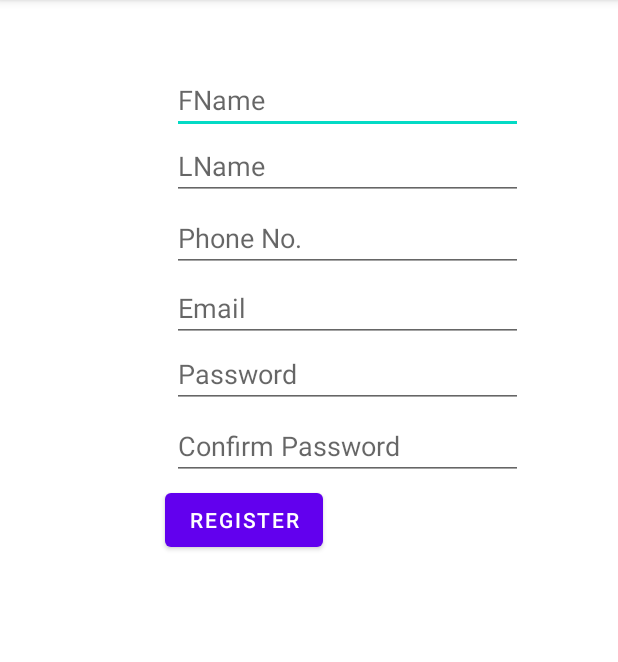
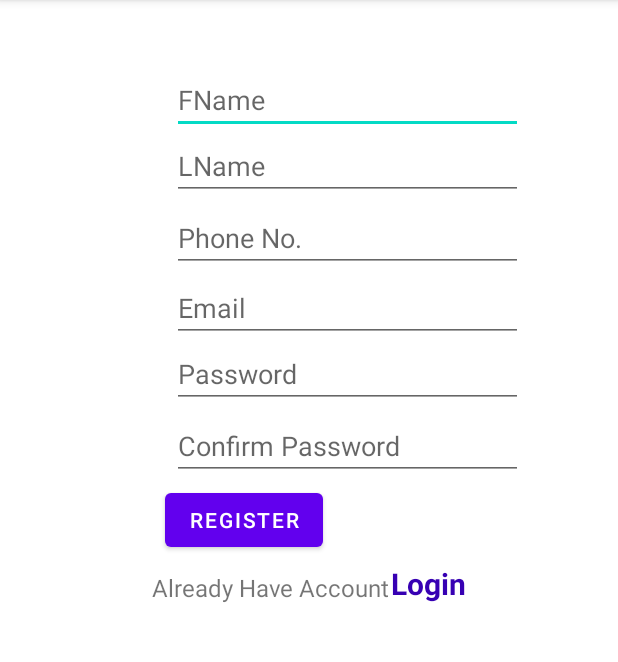
Before and after one commit to saad6742988/Eventtra, an Android app: the screen it shows after launch (Registration), on a phone screen of 412 x 824 dp, the part 84-746 px from its top. Run offline under Robolectric (Android 15) with nearby library versions, the phone set to English and light mode, and no system bars; our stand-ins replace Firebase (no records; nobody signed in at launch, a user with empty details on screens opened directly).

Commit message:
Registration Full

```diff
--- a/app/src/main/AndroidManifest.xml
+++ b/app/src/main/AndroidManifest.xml
@@ -14,14 +14,14 @@
         tools:targetApi="31">
         <activity
             android:name=".Login"
-            android:exported="false">
+            android:exported="false" android:launchMode="singleTask">
             <meta-data
                 android:name="android.app.lib_name"
                 android:value="" />
         </activity>
         <activity
             android:name=".Registration"
-            android:exported="false">
+            android:exported="false" android:launchMode="singleTask">
             <meta-data
                 android:name="android.app.lib_name"
                 android:value="" />
--- a/app/src/main/res/layout/activity_registration.xml
+++ b/app/src/main/res/layout/activity_registration.xml
@@ -108,6 +108,34 @@
         app:layout_constraintTop_toTopOf="parent"
         app:layout_constraintVertical_bias="0.448"
         android:onClick="registeration"/>
+    <TextView
+        android:id="@+id/textView2"
+        android:layout_width="wrap_content"
+        android:layout_height="wrap_content"
+        android:text="Already Have Account"
+        android:textSize="16sp"
+        app:layout_constraintBottom_toBottomOf="parent"
+        app:layout_constraintEnd_toEndOf="parent"
+        app:layout_constraintHorizontal_bias="0.4"
+        app:layout_constraintStart_toStartOf="parent"
+        app:layout_constraintTop_toTopOf="parent"
+        app:layout_constraintVertical_bias="0.51" />
+
+    <TextView
+        android:id="@+id/loginV"
+        android:layout_width="wrap_content"
+        android:layout_height="wrap_content"
+        android:text="Login"
+        android:textColor="@color/purple_700"
+        android:textSize="20sp"
+        android:textStyle="bold"
+        app:layout_constraintBottom_toBottomOf="parent"
+        app:layout_constraintEnd_toEndOf="parent"
+        app:layout_constraintHorizontal_bias="0.720"
+        app:layout_constraintStart_toStartOf="parent"
+        app:layout_constraintTop_toTopOf="parent"
+        app:layout_constraintVertical_bias="0.507"
+        android:onClick="gotoLogin"/>
 
 
 </androidx.constraintlayout.widget.ConstraintLayout>
```
Also changed, not shown: app/src/main/java/com/example/eventtra/Login.java (+8 -0 lines), app/src/main/java/com/example/eventtra/Registration.java (+7 -0 lines), app/src/main/res/layout/activity_login.xml (+70 -0 lines).
